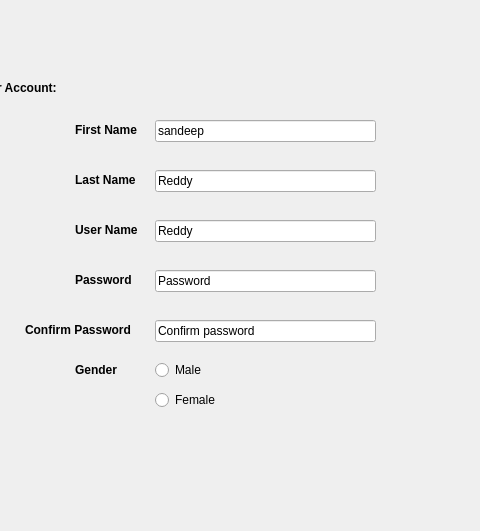
The window that Register_Dialog.ui (Vishwanath98/Visionary) describes before a commit, drawn with Qt 5; both pictures show x 145 to 625 and y 0 to 531 of the 1102 by 837 pixel window.
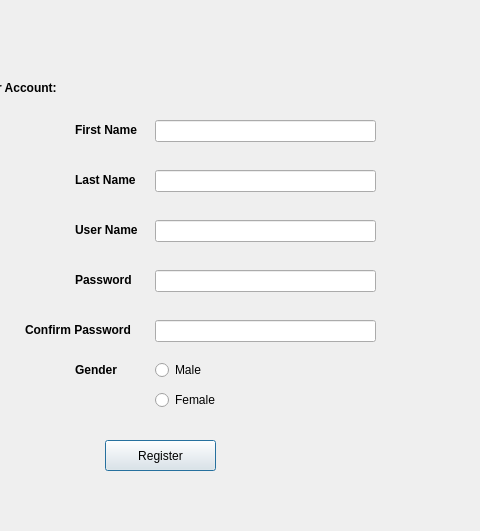
The same window after the commit.

What changed in the file:
```diff
--- a/Register_Dialog.ui
+++ b/Register_Dialog.ui
@@ -61,7 +61,7 @@
     </rect>
    </property>
    <property name="text">
-    <string>sandeep</string>
+    <string/>
    </property>
   </widget>
   <widget class="QLabel" name="label_3">
@@ -93,7 +93,7 @@
     </rect>
    </property>
    <property name="text">
-    <string>Reddy</string>
+    <string/>
    </property>
   </widget>
   <widget class="QLineEdit" name="lineEdit_3">
@@ -106,7 +106,7 @@
     </rect>
    </property>
    <property name="text">
-    <string>Reddy</string>
+    <string/>
    </property>
   </widget>
   <widget class="QLabel" name="label_4">
@@ -138,7 +138,7 @@
     </rect>
    </property>
    <property name="text">
-    <string>Password</string>
+    <string/>
    </property>
   </widget>
   <widget class="QLabel" name="label_5">
@@ -170,7 +170,7 @@
     </rect>
    </property>
    <property name="text">
-    <string>Confirm password</string>
+    <string/>
    </property>
   </widget>
   <widget class="QLabel" name="label_6">
@@ -237,6 +237,19 @@
     <string>Female</string>
    </property>
   </widget>
+  <widget class="QPushButton" name="pushButton">
+   <property name="geometry">
+    <rect>
+     <x>250</x>
+     <y>440</y>
+     <width>111</width>
+     <height>31</height>
+    </rect>
+   </property>
+   <property name="text">
+    <string>Register</string>
+   </property>
+  </widget>
  </widget>
  <resources/>
  <connections/>
```
